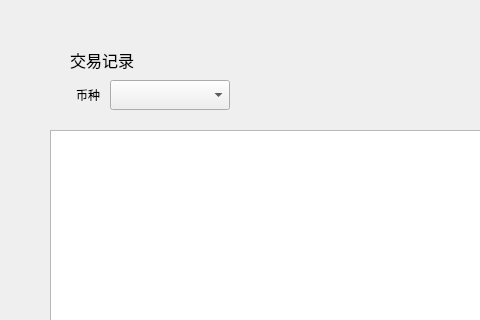
Old version of the form transfer/transferrecordwidget.ui in the repository HcashOrg/hx-indicator; both pictures show x 0 to 480 and y 0 to 320 of the 770 by 530 pixel window.
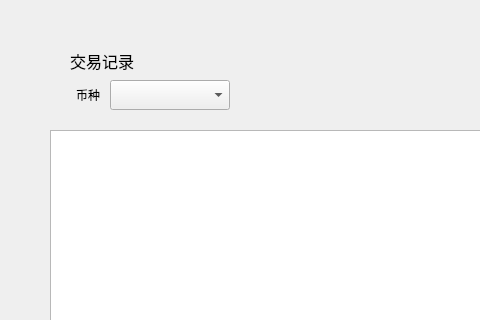
New version of the form.

The edit to the form file:
```diff
--- a/transfer/transferrecordwidget.ui
+++ b/transfer/transferrecordwidget.ui
@@ -152,7 +152,7 @@
      <x>70</x>
      <y>50</y>
      <width>121</width>
-     <height>20</height>
+     <height>22</height>
     </rect>
    </property>
    <property name="font">
```
